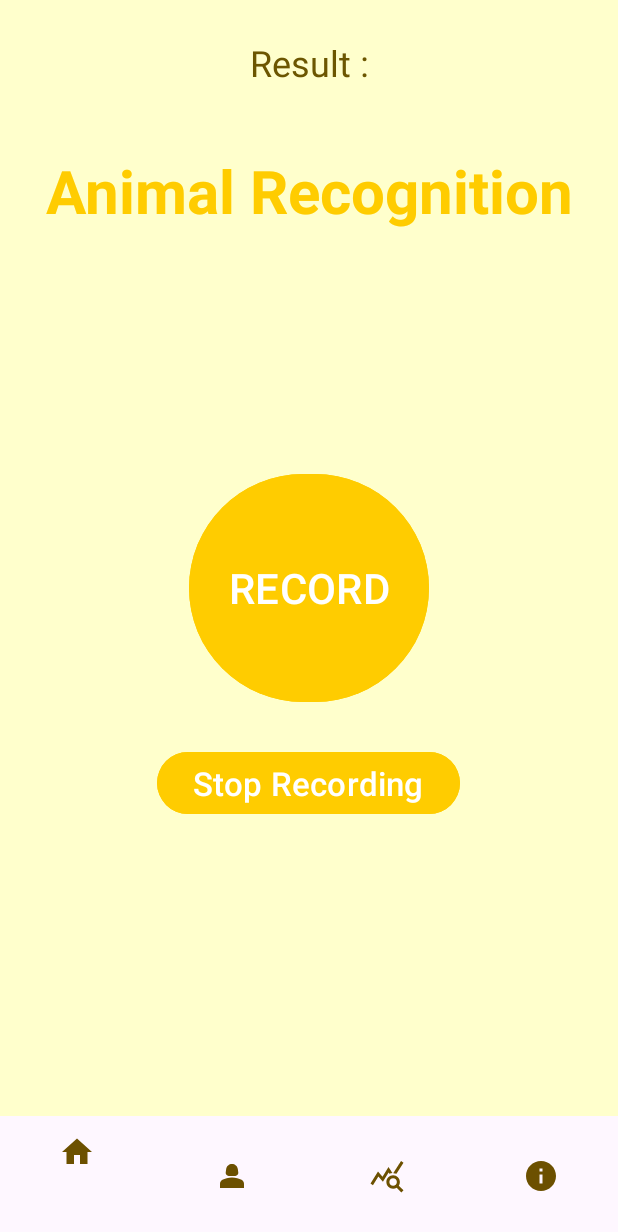
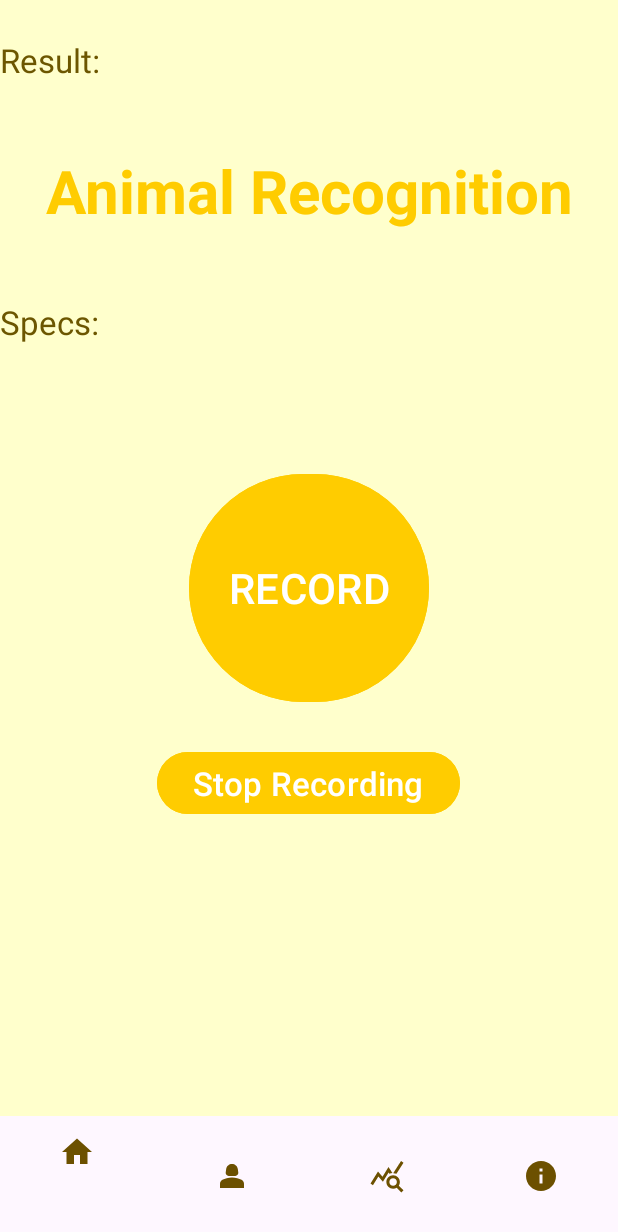
Before and after one commit to kilibarda4/AnimalRecognition, an Android app: the screen it shows after launch once a user with an empty profile is signed in (HomeActivity), on a phone screen of 412 x 824 dp. Shown: the top 1232 px of the screen. Run offline under Robolectric (Android 15) with nearby library versions, the phone set to English and light mode, and no system bars; our stand-ins replace Firebase (no records; nobody signed in at launch, a user with empty details on screens opened directly); libraries missing offline, so code that uses them is left out: org.tensorflow.lite.

```diff
--- a/app/src/main/res/layout/activity_home.xml
+++ b/app/src/main/res/layout/activity_home.xml
@@ -49,13 +49,24 @@
 
         <TextView
             android:id="@+id/result"
-            android:layout_width="match_parent"
+            android:layout_width="wrap_content"
             android:layout_height="wrap_content"
             android:textAlignment="center"
             android:layout_marginTop="25dp"
-            android:text="@string/result"
+            android:text="Result:"
             android:textColor="#6C5600"
-            android:textSize="24sp" />
+            android:textSize="22sp" />
+
+        <TextView
+            android:id="@+id/specs"
+            android:layout_width="wrap_content"
+            android:layout_height="wrap_content"
+            android:textAlignment="center"
+            android:layout_marginTop="200dp"
+            android:text="Specs:"
+            android:textColor="#6C5600"
+            android:textSize="22sp" />
+
 
     </FrameLayout>
 
```
Also changed, not shown: app/build.gradle.kts (+8 -2 lines), app/src/main/java/com/example/animalrecognition/HomeActivity.java (+147 -70 lines), 1 other file.
